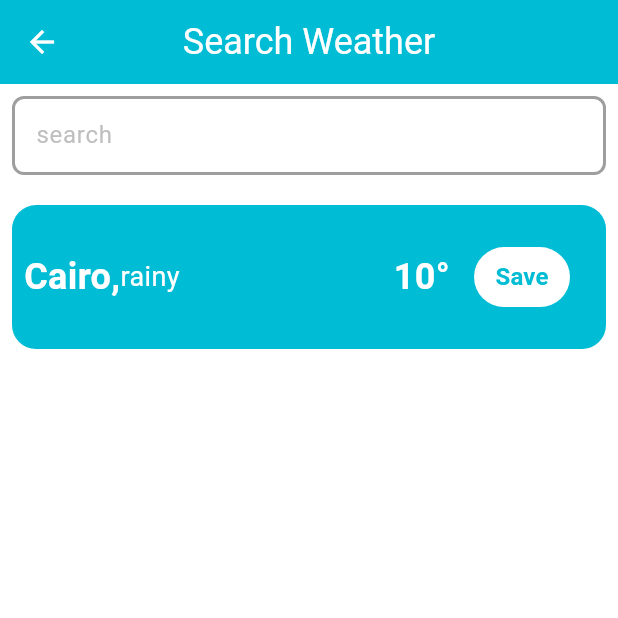
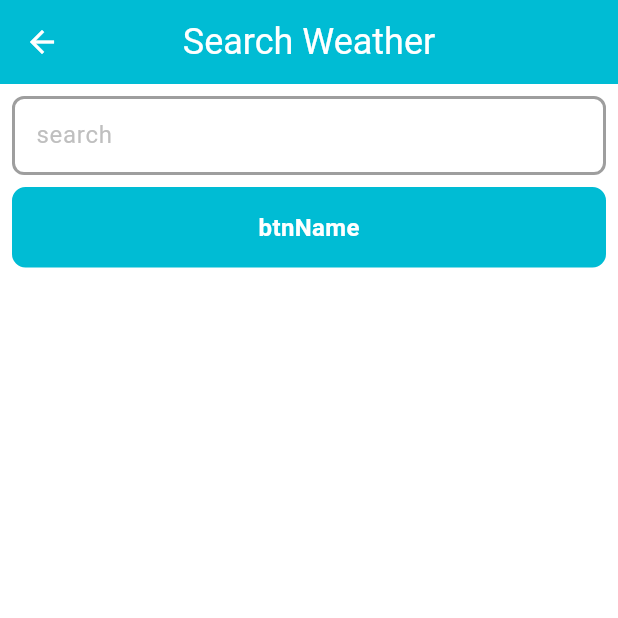
Before and after one commit to MohamedElkerm/Flutter-task, a Flutter app: the SearchScreen screen opened by its route, on a phone screen of 412 x 824 dp, the top half of it. Run offline on Flutter 3.47's test engine with Material 3 defaults, Android fonts, the phone set to English and light mode, and no system bars; drawn by our look-alikes of auto_size_text; our stand-ins replace bloc, dio, flutter_bloc, flutter_dotenv, shared_preferences; accounts and stored records are empty.

Commit message:
finish the logic of the button search

```diff
--- a/lib/helper/remote/dio_helper.dart
+++ b/lib/helper/remote/dio_helper.dart
@@ -28,10 +28,12 @@ class DioHelper {
   static Future<Response> getData({
     required String path,
     data,
+    params,
   }) async {
     return await dio.get(
       path,
       data: data,
+      queryParameters: params,
     );
   }
 }
--- a/lib/helper/remote/endpoints.dart
+++ b/lib/helper/remote/endpoints.dart
@@ -2,7 +2,9 @@ class AppEndpoints {
 
 
 
-  static const String baseUrl = "https://eelu.edu.eg:4002/api/";
+  static const String baseUrl = "https://api.openweathermap.org";
+
+  static const String getCityWeatherByCityName = "$baseUrl/data/2.5/weather";
 
 
 
--- /dev/null
+++ b/lib/models/city_weather_model.dart
@@ -0,0 +1,130 @@
+
+import 'dart:convert';
+
+CityWeatherModel cityWeatherModelFromJson(String str) => CityWeatherModel.fromJson(json.decode(str));
+
+String cityWeatherModelToJson(CityWeatherModel data) => json.encode(data.toJson());
+
+class CityWeatherModel {
+  List<Weather> weather;
+  Main main;
+  Wind wind;
+
+  CityWeatherModel({
+    required this.weather,
+    required this.main,
+    required this.wind,
+  });
+
+  factory CityWeatherModel.fromJson(Map<String, dynamic> json) => CityWeatherModel(
+    weather: List<Weather>.from(json["weather"].map((x) => Weather.fromJson(x))),
+    main: Main.fromJson(json["main"]),
+    wind: Wind.fromJson(json["wind"]),
+  );
+
+  Map<String, dynamic> toJson() => {
+    "weather": List<dynamic>.from(weather.map((x) => x.toJson())),
+    "main": main.toJson(),
+    "wind": wind.toJson(),
+
+  };
+}
+
+
+
+class Main {
+  dynamic temp;
+  dynamic feelsLike;
+  dynamic tempMin;
+  dynamic tempMax;
+  int pressure;
+  int humidity;
+  int seaLevel;
+  int grndLevel;
+
+  Main({
+    required this.temp,
+    required this.feelsLike,
+    required this.tempMin,
+    required this.tempMax,
+    required this.pressure,
+    required this.humidity,
+    required this.seaLevel,
+    required this.grndLevel,
+  });
+
+  factory Main.fromJson(Map<String, dynamic> json) => Main(
+    temp: json["temp"]?.toDouble(),
+    feelsLike: json["feels_like"]?.toDouble(),
+    tempMin: json["temp_min"]?.toDouble(),
+    tempMax: json["temp_max"]?.toDouble(),
+    pressure: json["pressure"],
+    humidity: json["humidity"],
+    seaLevel: json["sea_level"],
+    grndLevel: json["grnd_level"],
+  );
+
+  Map<String, dynamic> toJson() => {
+    "temp": temp,
+    "feels_like": feelsLike,
+    "temp_min": tempMin,
+    "temp_max": tempMax,
+    "pressure": pressure,
+    "humidity": humidity,
+    "sea_level": seaLevel,
+    "grnd_level": grndLevel,
+  };
+}
+
+
+class Weather {
+  int id;
+  String main;
+  String description;
+  String icon;
+
+  Weather({
+    required this.id,
+    required this.main,
+    required this.description,
+    required this.icon,
+  });
+
+  factory Weather.fromJson(Map<String, dynamic> json) => Weather(
+    id: json["id"],
+    main: json["main"],
+    description: json["description"],
+    icon: json["icon"],
+  );
+
+  Map<String, dynamic> toJson() => {
+    "id": id,
+    "main": main,
+    "description": description,
+    "icon": icon,
+  };
+}
+
+class Wind {
+  dynamic speed;
+  int deg;
+  dynamic gust;
+
+  Wind({
+    required this.speed,
+    required this.deg,
+    required this.gust,
+  });
+
+  factory Wind.fromJson(Map<String, dynamic> json) => Wind(
+    speed: json["speed"]?.toDouble(),
+    deg: json["deg"],
+    gust: json["gust"]?.toDouble(),
+  );
+
+  Map<String, dynamic> toJson() => {
+    "speed": speed,
+    "deg": deg,
+    "gust": gust,
+  };
+}
--- a/lib/modules/search/logic/search_screen_state.dart
+++ b/lib/modules/search/logic/search_screen_state.dart
@@ -4,3 +4,7 @@ part of 'search_screen_cubit.dart';
 sealed class SearchScreenState {}
 
 final class SearchScreenInitial extends SearchScreenState {}
+
+final class GetWeatherCityByNameSuccessSate extends SearchScreenState {}
+final class GetWeatherCityByNameLoadingSate extends SearchScreenState {}
+final class GetWeatherCityByNameErrorSate extends SearchScreenState {}
--- a/lib/modules/search/ui/search_screen.dart
+++ b/lib/modules/search/ui/search_screen.dart
@@ -1,8 +1,13 @@
 import 'package:flutter/material.dart';
 import 'package:flutter_bloc/flutter_bloc.dart';
+import 'package:weather_app/helper/global_widgets/my_fill_button.dart';
 import 'package:weather_app/helper/global_widgets/my_text_form_field.dart';
+import 'package:weather_app/helper/remote/dio_helper.dart';
+import 'package:weather_app/helper/remote/endpoints.dart';
 import 'package:weather_app/modules/home/ui/home_widgets.dart';
 import 'package:weather_app/modules/search/logic/search_screen_cubit.dart';
+import 'package:weather_app/resources/colors_manager.dart';
+import 'package:weather_app/resources/fonts_style.dart';
 
 import '../../../helper/global_widgets/my_app_bar_widget.dart';
 import '../../../resources/strings/app_strings.dart';
@@ -36,9 +41,24 @@ class SearchScreen extends StatelessWidget {
                     textInputType: TextInputType.text,
                   ),
                   const SizedBox(
+                    height: 8,
+                  ),
+                  MyButton(
+                    textStyle: getSemiBold(
+                      fontColor: AppColors.myWhite,
+                      fontSize: 16,
+                    ),
+                    btnName: "btnName",
+                    function: () {
+                      searchCubit.getWeatherCityByCityName();
+                    },
+                  ),
+                  const SizedBox(
                     height: 20,
                   ),
-                  const WeatherCardWidget(
+
+
+                  searchCubit.cityWeatherModel == null?SizedBox(): const WeatherCardWidget(
                     countryName: "Cairo",
                     countryWeatherCondition: "rainy",
                     countryTemp: "10",
--- a/pubspec.yaml
+++ b/pubspec.yaml
@@ -61,8 +61,8 @@ flutter:
   uses-material-design: true
 
   # To add assets to your application, add an assets section, like this:
-  # assets:
-  #   - images/a_dot_burr.jpeg
+  assets:
+    - .env
   #   - images/a_dot_ham.jpeg
 
   # An image asset can refer to one or more resolution-specific "variants", see
```
Also changed, not shown: lib/main.dart (+10 -0 lines), lib/modules/search/logic/search_screen_cubit.dart (+24 -0 lines), 1 other file.
